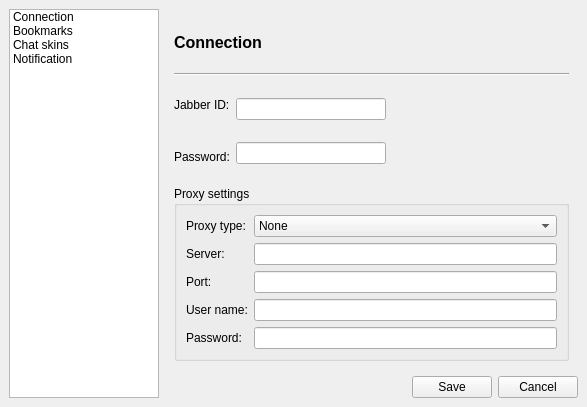
xmpp-graveyard/jabbim, file preferences.ui: the form before one commit.
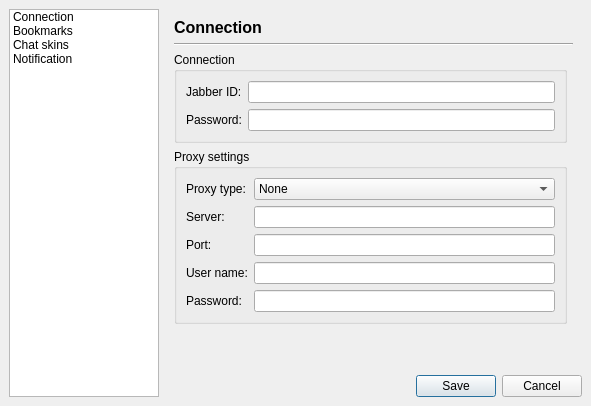
The form after the commit. The open tabs and pages were chosen to show the change. Icons and pictures are not drawn.

```diff
--- a/preferences.ui
+++ b/preferences.ui
@@ -5,8 +5,8 @@
    <rect>
     <x>0</x>
     <y>0</y>
-    <width>587</width>
-    <height>407</height>
+    <width>591</width>
+    <height>406</height>
    </rect>
   </property>
   <property name="windowTitle" >
@@ -22,6 +22,73 @@
    <property name="spacing" >
     <number>6</number>
    </property>
+   <item row="1" column="1" >
+    <spacer>
+     <property name="orientation" >
+      <enum>Qt::Horizontal</enum>
+     </property>
+     <property name="sizeHint" >
+      <size>
+       <width>141</width>
+       <height>20</height>
+      </size>
+     </property>
+    </spacer>
+   </item>
+   <item row="1" column="2" >
+    <layout class="QHBoxLayout" >
+     <property name="margin" >
+      <number>0</number>
+     </property>
+     <property name="spacing" >
+      <number>6</number>
+     </property>
+     <item>
+      <widget class="QPushButton" name="saveButton" >
+       <property name="text" >
+        <string>Save</string>
+       </property>
+      </widget>
+     </item>
+     <item>
+      <widget class="QPushButton" name="cancelButton" >
+       <property name="text" >
+        <string>Cancel</string>
+       </property>
+      </widget>
+     </item>
+    </layout>
+   </item>
+   <item rowspan="2" row="0" column="0" >
+    <widget class="QListWidget" name="listWidget" >
+     <property name="maximumSize" >
+      <size>
+       <width>150</width>
+       <height>16777215</height>
+      </size>
+     </property>
+     <item>
+      <property name="text" >
+       <string>Connection</string>
+      </property>
+     </item>
+     <item>
+      <property name="text" >
+       <string>Bookmarks</string>
+      </property>
+     </item>
+     <item>
+      <property name="text" >
+       <string>Chat skins</string>
+      </property>
+     </item>
+     <item>
+      <property name="text" >
+       <string>Notification</string>
+      </property>
+     </item>
+    </widget>
+   </item>
    <item row="0" column="1" colspan="2" >
     <widget class="QStackedWidget" name="stackedWidget" >
      <property name="currentIndex" >
@@ -35,104 +102,20 @@
        <property name="spacing" >
         <number>6</number>
        </property>
-       <item row="3" column="1" >
+       <item row="4" column="0" >
         <spacer>
          <property name="orientation" >
-          <enum>Qt::Horizontal</enum>
+          <enum>Qt::Vertical</enum>
          </property>
          <property name="sizeHint" >
           <size>
-           <width>111</width>
-           <height>20</height>
+           <width>20</width>
+           <height>16</height>
           </size>
          </property>
         </spacer>
        </item>
-       <item row="1" column="0" colspan="2" >
-        <widget class="Line" name="line" >
-         <property name="orientation" >
-          <enum>Qt::Horizontal</enum>
-         </property>
-        </widget>
-       </item>
-       <item row="0" column="0" >
-        <widget class="QLabel" name="label" >
-         <property name="text" >
-          <string>&lt;html>&lt;head>&lt;meta name="qrichtext" content="1" />&lt;style type="text/css">
-p, li { white-space: pre-wrap; }
-&lt;/style>&lt;/head>&lt;body style=" font-family:'Sans Serif'; font-size:9pt; font-weight:400; font-style:normal; text-decoration:none;">
-&lt;p style=" margin-top:0px; margin-bottom:0px; margin-left:0px; margin-right:0px; -qt-block-indent:0; text-indent:0px;">&lt;span style=" font-size:12pt; font-weight:600;">Connection&lt;/span>&lt;/p>&lt;/body>&lt;/html></string>
-         </property>
-        </widget>
-       </item>
-       <item rowspan="2" row="2" column="0" >
-        <layout class="QHBoxLayout" >
-         <property name="margin" >
-          <number>0</number>
-         </property>
-         <property name="spacing" >
-          <number>6</number>
-         </property>
-         <item>
-          <layout class="QVBoxLayout" >
-           <property name="margin" >
-            <number>0</number>
-           </property>
-           <property name="spacing" >
-            <number>6</number>
-           </property>
-           <item>
-            <widget class="QLabel" name="label_2" >
-             <property name="text" >
-              <string>Jabber ID:</string>
-             </property>
-            </widget>
-           </item>
-           <item>
-            <widget class="QLabel" name="label_3" >
-             <property name="text" >
-              <string>Password:</string>
-             </property>
-            </widget>
-           </item>
-          </layout>
-         </item>
-         <item>
-          <layout class="QVBoxLayout" >
-           <property name="margin" >
-            <number>0</number>
-           </property>
-           <property name="spacing" >
-            <number>6</number>
-           </property>
-           <item>
-            <widget class="QLineEdit" name="jid" >
-             <property name="minimumSize" >
-              <size>
-               <width>150</width>
-               <height>0</height>
-              </size>
-             </property>
-             <property name="maximumSize" >
-              <size>
-               <width>16777215</width>
-               <height>16777215</height>
-              </size>
-             </property>
-            </widget>
-           </item>
-           <item>
-            <widget class="QLineEdit" name="password" >
-             <property name="echoMode" >
-              <enum>QLineEdit::Password</enum>
-             </property>
-            </widget>
-           </item>
-          </layout>
-         </item>
-        </layout>
-       </item>
-       <item row="4" column="0" colspan="2" >
+       <item row="3" column="0" >
         <widget class="QGroupBox" name="groupBox" >
          <property name="title" >
           <string>Proxy settings</string>
@@ -252,6 +235,105 @@
          </layout>
         </widget>
        </item>
+       <item row="2" column="0" >
+        <widget class="QGroupBox" name="groupBox_4" >
+         <property name="title" >
+          <string>Connection</string>
+         </property>
+         <layout class="QHBoxLayout" >
+          <property name="margin" >
+           <number>9</number>
+          </property>
+          <property name="spacing" >
+           <number>6</number>
+          </property>
+          <item>
+           <layout class="QHBoxLayout" >
+            <property name="margin" >
+             <number>0</number>
+            </property>
+            <property name="spacing" >
+             <number>6</number>
+            </property>
+            <item>
+             <layout class="QVBoxLayout" >
+              <property name="margin" >
+               <number>0</number>
+              </property>
+              <property name="spacing" >
+               <number>6</number>
+              </property>
+              <item>
+               <widget class="QLabel" name="label_2" >
+                <property name="text" >
+                 <string>Jabber ID:</string>
+                </property>
+               </widget>
+              </item>
+              <item>
+               <widget class="QLabel" name="label_3" >
+                <property name="text" >
+                 <string>Password:</string>
+                </property>
+               </widget>
+              </item>
+             </layout>
+            </item>
+            <item>
+             <layout class="QVBoxLayout" >
+              <property name="margin" >
+               <number>0</number>
+              </property>
+              <property name="spacing" >
+               <number>6</number>
+              </property>
+              <item>
+               <widget class="QLineEdit" name="jid" >
+                <property name="minimumSize" >
+                 <size>
+                  <width>150</width>
+                  <height>0</height>
+                 </size>
+                </property>
+                <property name="maximumSize" >
+                 <size>
+                  <width>16777215</width>
+                  <height>16777215</height>
+                 </size>
+                </property>
+               </widget>
+              </item>
+              <item>
+               <widget class="QLineEdit" name="password" >
+                <property name="echoMode" >
+                 <enum>QLineEdit::Password</enum>
+                </property>
+               </widget>
+              </item>
+             </layout>
+            </item>
+           </layout>
+          </item>
+         </layout>
+        </widget>
+       </item>
+       <item row="1" column="0" colspan="2" >
+        <widget class="Line" name="line" >
+         <property name="orientation" >
+          <enum>Qt::Horizontal</enum>
+         </property>
+        </widget>
+       </item>
+       <item row="0" column="0" >
+        <widget class="QLabel" name="label" >
+         <property name="text" >
+          <string>&lt;html>&lt;head>&lt;meta name="qrichtext" content="1" />&lt;style type="text/css">
+p, li { white-space: pre-wrap; }
+&lt;/style>&lt;/head>&lt;body style=" font-family:'Sans Serif'; font-size:9pt; font-weight:400; font-style:normal; text-decoration:none;">
+&lt;p style=" margin-top:0px; margin-bottom:0px; margin-left:0px; margin-right:0px; -qt-block-indent:0; text-indent:0px;">&lt;span style=" font-size:12pt; font-weight:600;">Connection&lt;/span>&lt;/p>&lt;/body>&lt;/html></string>
+         </property>
+        </widget>
+       </item>
       </layout>
      </widget>
      <widget class="QWidget" name="page" >
@@ -581,73 +663,6 @@
      </widget>
     </widget>
    </item>
-   <item rowspan="2" row="0" column="0" >
-    <widget class="QListWidget" name="listWidget" >
-     <property name="maximumSize" >
-      <size>
-       <width>150</width>
-       <height>16777215</height>
-      </size>
-     </property>
-     <item>
-      <property name="text" >
-       <string>Connection</string>
-      </property>
-     </item>
-     <item>
-      <property name="text" >
-       <string>Bookmarks</string>
-      </property>
-     </item>
-     <item>
-      <property name="text" >
-       <string>Chat skins</string>
-      </property>
-     </item>
-     <item>
-      <property name="text" >
-       <string>Notification</string>
-      </property>
-     </item>
-    </widget>
-   </item>
-   <item row="1" column="2" >
-    <layout class="QHBoxLayout" >
-     <property name="margin" >
-      <number>0</number>
-     </property>
-     <property name="spacing" >
-      <number>6</number>
-     </property>
-     <item>
-      <widget class="QPushButton" name="saveButton" >
-       <property name="text" >
-        <string>Save</string>
-       </property>
-      </widget>
-     </item>
-     <item>
-      <widget class="QPushButton" name="cancelButton" >
-       <property name="text" >
-        <string>Cancel</string>
-       </property>
-      </widget>
-     </item>
-    </layout>
-   </item>
-   <item row="1" column="1" >
-    <spacer>
-     <property name="orientation" >
-      <enum>Qt::Horizontal</enum>
-     </property>
-     <property name="sizeHint" >
-      <size>
-       <width>141</width>
-       <height>20</height>
-      </size>
-     </property>
-    </spacer>
-   </item>
   </layout>
  </widget>
  <resources/>
```
Left out of the diff: 4 changed lines with no effect on the pictures.
